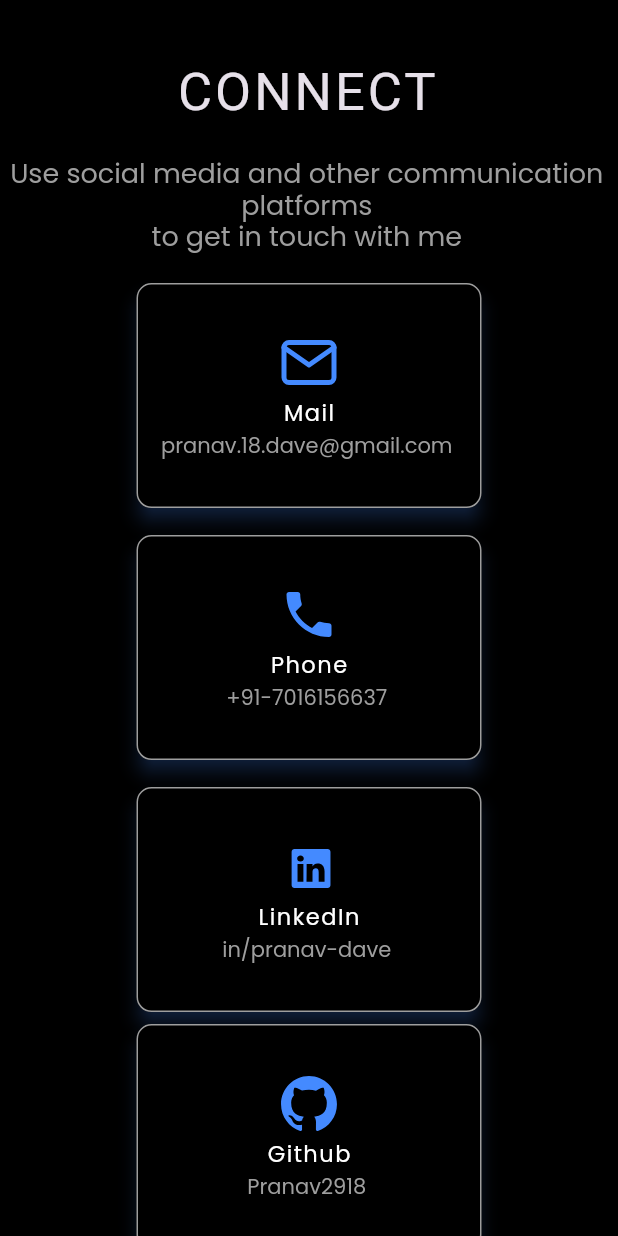
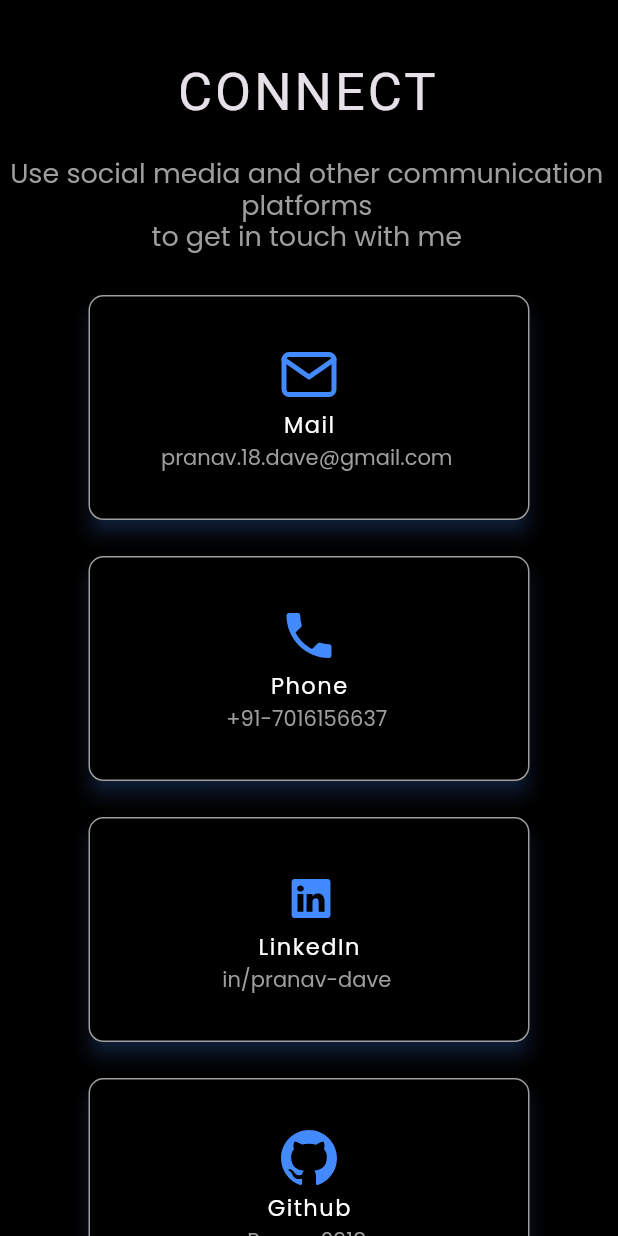
Before and after one commit to Pranav2918/MyPortfolio, a Flutter app: the Connect widget shown alone on an empty page, opened directly, on a phone screen of 412 x 824 dp. Run offline on Flutter 3.47's test engine with Material 3 defaults, Android fonts, the phone set to English and light mode, and no system bars; our stand-ins replace animated_text_kit, carousel_slider, flutter_svg, google_fonts.

Commit message:
improved widget usage and rendering in connections

```diff
--- a/lib/src/data/connect_data.dart
+++ b/lib/src/data/connect_data.dart
@@ -1,11 +1,24 @@
 import 'package:flutter/material.dart';
-import 'package:pranavdave/src/presentation/views/connect/connect_card.dart';
 import 'package:pranavdave/src/services/launch_url.dart';
 import 'package:pranavdave/src/utils/const/images.dart';
 import 'package:pranavdave/src/utils/const/strings.dart';
 
-final List<Widget> connectionOptionsMD = <Widget>[
-  ConnectCardWidget(
+class ConnectModel {
+  ConnectModel({
+    required this.connectString,
+    required this.connectSymbol,
+    required this.connectType,
+    required this.onTap,
+  });
+
+  final String connectString;
+  final String connectSymbol;
+  final String connectType;
+  final VoidCallback onTap;
+}
+
+List<ConnectModel> connections = <ConnectModel>[
+  ConnectModel(
     connectString: 'pranav.18.dave@gmail.com',
     connectSymbol: Images.mail,
     connectType: 'Mail',
@@ -15,19 +28,15 @@ final List<Widget> connectionOptionsMD = <Widget>[
       } catch (e) {
         debugPrint('Error launching URL: $e');
       }
-      },),
-  const SizedBox(
-    height: 10.0,
+    },
   ),
-  ConnectCardWidget(
+  ConnectModel(
     connectString: '+91-7016156637',
     connectSymbol: Images.phone,
     connectType: 'Phone',
-      onTap: () {},),
-  const SizedBox(
-    height: 10.0,
+    onTap: () {},
   ),
-  ConnectCardWidget(
+  ConnectModel(
     connectString: 'in/pranav-dave',
     connectSymbol: Images.linkedIn,
     connectType: 'LinkedIn',
@@ -37,8 +46,9 @@ final List<Widget> connectionOptionsMD = <Widget>[
       } catch (e) {
         debugPrint('Error launching URL: $e');
       }
-      },),
-  ConnectCardWidget(
+    },
+  ),
+  ConnectModel(
     connectString: 'Pranav2918',
     connectSymbol: Images.github,
     connectType: 'Github',
@@ -48,11 +58,9 @@ final List<Widget> connectionOptionsMD = <Widget>[
       } catch (e) {
         debugPrint('Error launching URL: $e');
       }
-      },),
-  const SizedBox(
-    height: 10.0,
+    },
   ),
-  ConnectCardWidget(
+  ConnectModel(
     connectString: 'pranav-dave',
     connectSymbol: Images.stack,
     connectType: 'Stack Overflow',
@@ -62,11 +70,9 @@ final List<Widget> connectionOptionsMD = <Widget>[
       } catch (e) {
         debugPrint('Error launching URL: $e');
       }
-      },),
-  const SizedBox(
-    height: 10.0,
+    },
   ),
-  ConnectCardWidget(
+  ConnectModel(
     connectString: 'pranavdave__',
     connectSymbol: Images.insta,
     connectType: 'Instagram',
@@ -76,93 +82,6 @@ final List<Widget> connectionOptionsMD = <Widget>[
       } catch (e) {
         debugPrint('Error launching URL: $e');
       }
-      },),
-];
-
-final List<Widget> connectCardLG = [
-  Row(
-    mainAxisAlignment: MainAxisAlignment.center,
-    children: [
-      ConnectCardWidget(
-          connectString: 'pranav.18.dave@gmail.com',
-          connectSymbol: Images.mail,
-          connectType: 'Mail',
-          onTap: () async {
-            try {
-              await launchURL(Strings.doMail);
-            } catch (e) {
-              debugPrint('Error launching URL: $e');
-            }
-          },),
-      const SizedBox(
-        width: 10.0,
-      ),
-      ConnectCardWidget(
-          connectString: '+91-7016156637',
-          connectSymbol: Images.phone,
-          connectType: 'Phone',
-          onTap: () {},),
-      const SizedBox(
-        width: 10.0,
-      ),
-      ConnectCardWidget(
-          connectString: 'in/pranav-dave',
-          connectSymbol: Images.linkedIn,
-          connectType: 'LinkedIn',
-          onTap: () async {
-            try {
-              await launchURL(Strings.linkedInLink);
-            } catch (e) {
-              debugPrint('Error launching URL: $e');
-            }
-          },),
-    ],
-  ),
-  const SizedBox(
-    height: 25.0,
-  ),
-  Row(
-    mainAxisAlignment: MainAxisAlignment.center,
-    children: [
-      ConnectCardWidget(
-          connectString: 'Pranav2918',
-          connectSymbol: Images.github,
-          connectType: 'Github',
-          onTap: () async {
-            try {
-              await launchURL(Strings.githubLink);
-            } catch (e) {
-              debugPrint('Error launching URL: $e');
-            }
-          },),
-      const SizedBox(
-        width: 10.0,
-      ),
-      ConnectCardWidget(
-          connectString: 'pranav-dave',
-          connectSymbol: Images.stack,
-          connectType: 'Stack Overflow',
-          onTap: () async {
-            try {
-              await launchURL(Strings.stackOverflowLink);
-            } catch (e) {
-              debugPrint('Error launching URL: $e');
-            }
-          },),
-      const SizedBox(
-        width: 10.0,
-      ),
-      ConnectCardWidget(
-          connectString: 'pranavdave__',
-          connectSymbol: Images.insta,
-          connectType: 'Instagram',
-          onTap: () async {
-            try {
-              await launchURL(Strings.instagramLink);
-            } catch (e) {
-              debugPrint('Error launching URL: $e');
-            }
-          },),
-    ],
+    },
   ),
 ];
--- a/lib/src/presentation/views/about/about.dart
+++ b/lib/src/presentation/views/about/about.dart
@@ -299,10 +299,10 @@ class About extends StatelessWidget {
 }
 
 class _EducationItem extends StatelessWidget {
+
+  const _EducationItem({required this.year, required this.course});
   final String year;
   final String course;
-
-  const _EducationItem({required this.year, required this.course});
 
   @override
   Widget build(BuildContext context) => Row(
--- a/lib/src/presentation/views/connect/connects.dart
+++ b/lib/src/presentation/views/connect/connects.dart
@@ -1,4 +1,5 @@
 import 'package:flutter/material.dart';
+import 'package:flutter_svg/svg.dart';
 import 'package:pranavdave/src/data/connect_data.dart';
 import 'package:pranavdave/src/utils/configs/responsive.dart';
 
@@ -6,64 +7,128 @@ class Connect extends StatelessWidget {
   const Connect({super.key});
 
   @override
-  Widget build(BuildContext context) => SingleChildScrollView(
+  Widget build(BuildContext context) {
+    final screenSize = MediaQuery.of(context).size;
+    final isDesktop = ResponsiveScreenProvider.isDesktopScreen(context);
+
+    return SingleChildScrollView(
+      physics: const BouncingScrollPhysics(),
       child: Column(
         children: [
-          SizedBox(
-            height: MediaQuery.of(context).size.height * 0.05,
-          ),
+          SizedBox(height: screenSize.height * 0.05),
           SelectableText(
             'CONNECT',
-            style: Theme.of(context)
-                .textTheme
-                .displayLarge!
-                .copyWith(fontSize: 35.0, letterSpacing: 2.0),
+            style: Theme.of(context).textTheme.displayLarge!.copyWith(
+                  fontSize: 35.0,
+                  letterSpacing: 2.0,
+                ),
           ),
           const SizedBox(height: 25.0),
-          !ResponsiveScreenProvider.isDesktopScreen(context)
-              ? SelectableText(
-                  'Use social media and other communication platforms\nto get in touch with me',
-                  textAlign: TextAlign.center,
-                  style: Theme.of(context)
-                      .textTheme
-                      .displayMedium!
-                      .copyWith(color: Colors.grey),
-                )
-              : SelectableText(
-                  'Use social media and other communication platforms to get in touch with me.',
-                  style: Theme.of(context)
-                      .textTheme
-                      .displayMedium!
-                      .copyWith(color: Colors.grey, letterSpacing: 1.0),
+          SelectableText(
+            isDesktop
+                ? 'Use social media and other communication platforms to get in touch with me.'
+                : 'Use social media and other communication platforms\nto get in touch with me',
+            textAlign: isDesktop ? TextAlign.start : TextAlign.center,
+            style: Theme.of(context).textTheme.displayMedium!.copyWith(
+                  color: Colors.grey,
+                  letterSpacing: isDesktop ? 1.0 : null,
                 ),
-          SizedBox(
-            height: MediaQuery.of(context).size.height * 0.02,
           ),
-          !ResponsiveScreenProvider.isDesktopScreen(context)
-              ? const MDScreensConnectCards()
-              : const DesktopConnectCards(),
+          SizedBox(height: screenSize.height * 0.02),
+          isDesktop
+              ? const LargeScreenConnectCards()
+              : const MediumScreenConnectCards(),
         ],
       ),
     );
   }
+}
 
-//Desktop Cards
-class DesktopConnectCards extends StatelessWidget {
-  const DesktopConnectCards({super.key});
+class MediumScreenConnectCards extends StatelessWidget {
+  const MediumScreenConnectCards({super.key});
+
+  @override
+  Widget build(BuildContext context) => ListView.builder(
+        shrinkWrap: true,
+        physics: const NeverScrollableScrollPhysics(),
+        itemCount: connections.length,
+        itemBuilder: (context, index) => Padding(
+          padding: const EdgeInsets.symmetric(vertical: 8.0, horizontal: 55.0),
+          child: _ConnectionCard(connection: connections[index]),
+        ),
+      );
+}
+
+class LargeScreenConnectCards extends StatelessWidget {
+  const LargeScreenConnectCards({super.key});
 
   @override
   Widget build(BuildContext context) => Column(
-      children: connectCardLG,
+        children: [
+          Row(
+            mainAxisAlignment: MainAxisAlignment.center,
+            children: [
+              _ConnectionCard(connection: connections[0]),
+              const SizedBox(width: 15.0),
+              _ConnectionCard(connection: connections[1]),
+              const SizedBox(width: 15.0),
+              _ConnectionCard(connection: connections[2]),
+            ],
+          ),
+          Row(
+            mainAxisAlignment: MainAxisAlignment.center,
+            children: [
+              _ConnectionCard(connection: connections[3]),
+              const SizedBox(width: 15.0),
+              _ConnectionCard(connection: connections[4]),
+              const SizedBox(width: 15.0),
+              _ConnectionCard(connection: connections[5]),
+            ],
+          ),
+        ],
       );
 }
 
-class MDScreensConnectCards extends StatelessWidget {
-  const MDScreensConnectCards({super.key});
+/// Reusable connection card
+class _ConnectionCard extends StatelessWidget {
+  const _ConnectionCard({required this.connection});
+
+  final ConnectModel connection;
 
   @override
-  Widget build(BuildContext context) => Center(
+  Widget build(BuildContext context) => InkWell(
+        onTap: connection.onTap,
+        child: Card(
+          child: SizedBox(
+            width: 230.0,
+            height: 150.0,
             child: Column(
-        children: connectionOptionsMD,
+              mainAxisAlignment: MainAxisAlignment.center,
+              children: [
+                SvgPicture.asset(connection.connectSymbol,
+                    height: 40.0,
+                    width: 40.0,
+                    colorFilter: const ColorFilter.mode(
+                        Colors.blueAccent, BlendMode.srcIn)),
+                const SizedBox(height: 5.0),
+                Text(
+                  connection.connectType,
+                  style: Theme.of(context)
+                      .textTheme
+                      .displayMedium!
+                      .copyWith(fontSize: 15, letterSpacing: 1.0),
+                ),
+                const SizedBox(height: 5.0),
+                SelectableText(
+                  connection.connectString,
+                  style: Theme.of(context)
+                      .textTheme
+                      .displaySmall!
+                      .copyWith(color: Colors.grey),
+                ),
+              ],
+            ),
+          ),
         ),
       );
 }
```
Lines whose indentation alone changed are shown as unchanged.
